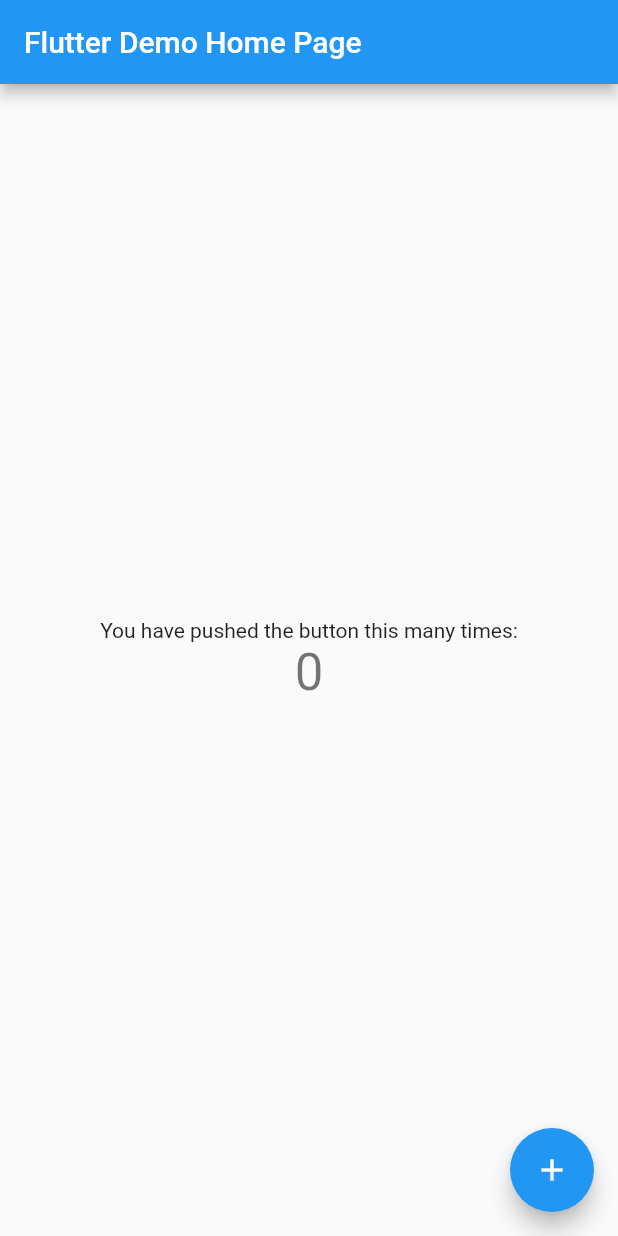
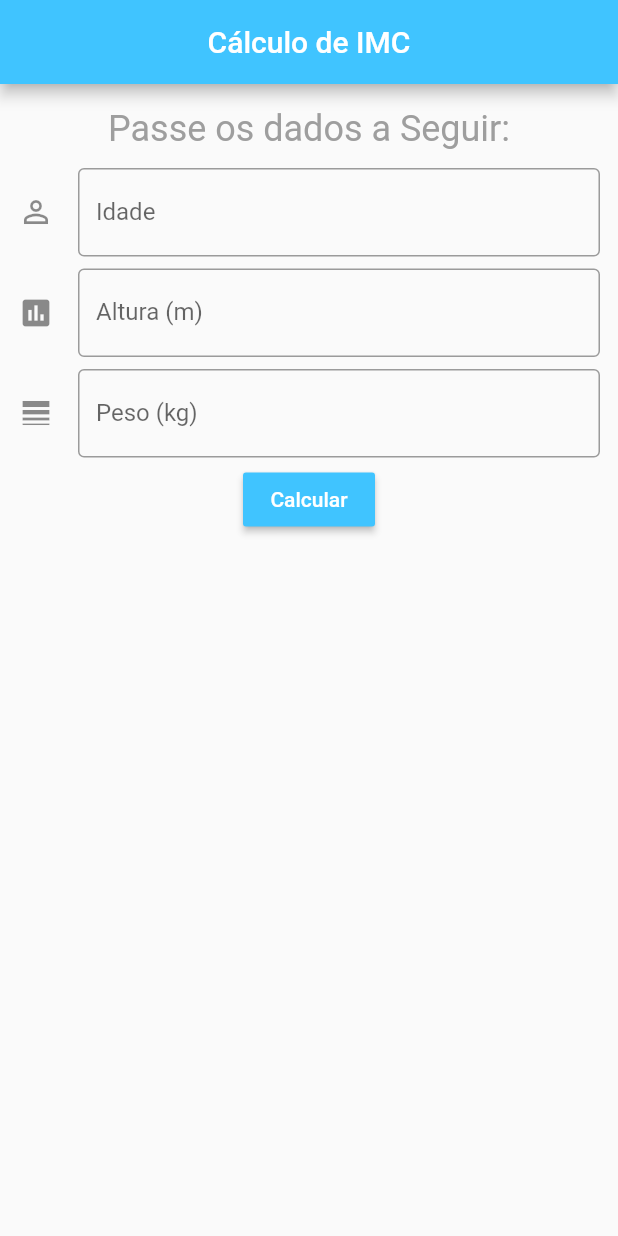
Before and after one commit to BernardoAR/CalculoIMC, a Flutter app: the screen it shows after launch, on a phone screen of 412 x 824 dp. Run offline on Flutter 3.47's test engine with Material 2 defaults, Android fonts, the phone set to English and light mode, and no system bars.

Commit message:
Criação visual da tela, com os inputs e os botões necessários.
Signed-off-by: BernardoAR <bernardo.roballo@aluno.iffar.edu.br>

```diff
--- a/lib/main.dart
+++ b/lib/main.dart
@@ -1,111 +1,8 @@
 import 'package:flutter/material.dart';
 
-void main() => runApp(MyApp());
+import 'ui/home.dart';
 
-class MyApp extends StatelessWidget {
-  // This widget is the root of your application.
-  @override
-  Widget build(BuildContext context) {
-    return MaterialApp(
-      title: 'Flutter Demo',
-      theme: ThemeData(
-        // This is the theme of your application.
-        //
-        // Try running your application with "flutter run". You'll see the
-        // application has a blue toolbar. Then, without quitting the app, try
-        // changing the primarySwatch below to Colors.green and then invoke
-        // "hot reload" (press "r" in the console where you ran "flutter run",
-        // or simply save your changes to "hot reload" in a Flutter IDE).
-        // Notice that the counter didn't reset back to zero; the application
-        // is not restarted.
-        primarySwatch: Colors.blue,
-      ),
-      home: MyHomePage(title: 'Flutter Demo Home Page'),
-    );
-  }
-}
-
-class MyHomePage extends StatefulWidget {
-  MyHomePage({Key key, this.title}) : super(key: key);
-
-  // This widget is the home page of your application. It is stateful, meaning
-  // that it has a State object (defined below) that contains fields that affect
-  // how it looks.
-
-  // This class is the configuration for the state. It holds the values (in this
-  // case the title) provided by the parent (in this case the App widget) and
-  // used by the build method of the State. Fields in a Widget subclass are
-  // always marked "final".
-
-  final String title;
-
-  @override
-  _MyHomePageState createState() => _MyHomePageState();
-}
-
-class _MyHomePageState extends State<MyHomePage> {
-  int _counter = 0;
-
-  void _incrementCounter() {
-    setState(() {
-      // This call to setState tells the Flutter framework that something has
-      // changed in this State, which causes it to rerun the build method below
-      // so that the display can reflect the updated values. If we changed
-      // _counter without calling setState(), then the build method would not be
-      // called again, and so nothing would appear to happen.
-      _counter++;
-    });
-  }
-
-  @override
-  Widget build(BuildContext context) {
-    // This method is rerun every time setState is called, for instance as done
-    // by the _incrementCounter method above.
-    //
-    // The Flutter framework has been optimized to make rerunning build methods
-    // fast, so that you can just rebuild anything that needs updating rather
-    // than having to individually change instances of widgets.
-    return Scaffold(
-      appBar: AppBar(
-        // Here we take the value from the MyHomePage object that was created by
-        // the App.build method, and use it to set our appbar title.
-        title: Text(widget.title),
-      ),
-      body: Center(
-        // Center is a layout widget. It takes a single child and positions it
-        // in the middle of the parent.
-        child: Column(
-          // Column is also a layout widget. It takes a list of children and
-          // arranges them vertically. By default, it sizes itself to fit its
-          // children horizontally, and tries to be as tall as its parent.
-          //
-          // Invoke "debug painting" (press "p" in the console, choose the
-          // "Toggle Debug Paint" action from the Flutter Inspector in Android
-          // Studio, or the "Toggle Debug Paint" command in Visual Studio Code)
-          // to see the wireframe for each widget.
-          //
-          // Column has various properties to control how it sizes itself and
-          // how it positions its children. Here we use mainAxisAlignment to
-          // center the children vertically; the main axis here is the vertical
-          // axis because Columns are vertical (the cross axis would be
-          // horizontal).
-          mainAxisAlignment: MainAxisAlignment.center,
-          children: <Widget>[
-            Text(
-              'You have pushed the button this many times:',
-            ),
-            Text(
-              '$_counter',
-              style: Theme.of(context).textTheme.display1,
-            ),
-          ],
-        ),
-      ),
-      floatingActionButton: FloatingActionButton(
-        onPressed: _incrementCounter,
-        tooltip: 'Increment',
-        child: Icon(Icons.add),
-      ), // This trailing comma makes auto-formatting nicer for build methods.
-    );
-  }
-}
+void main() => runApp(new MaterialApp(
+  title: 'Cálculo Peso IMC',
+  home: Home(),
+));
--- /dev/null
+++ b/lib/ui/home.dart
@@ -0,0 +1,80 @@
+import 'package:flutter/material.dart';
+
+class Home extends StatefulWidget {
+  @override
+  _HomeState createState() => _HomeState();
+}
+
+class _HomeState extends State<Home> {
+  @override
+  Widget build(BuildContext context) {
+    return Scaffold(
+        appBar: AppBar(
+          backgroundColor: Colors.lightBlueAccent,
+          title: Text('Cálculo de IMC'),
+          centerTitle: true,
+        ),
+        body: Container(
+            alignment: Alignment.topCenter,
+            child: ListView(
+              padding: const EdgeInsets.all(8.0),
+              children: <Widget>[
+                Container(
+                  child: Column(
+                    mainAxisAlignment: MainAxisAlignment.spaceBetween,
+                    children: <Widget>[
+                      Padding(
+                        padding: const EdgeInsets.all(8.0),
+                        child: Text(
+                          'Passe os dados a Seguir:',
+                          textAlign: TextAlign.center,
+                          style: TextStyle(fontSize: 24.0, color: Colors.grey),
+                        ),
+                      ),
+                      Padding(
+                        padding: const EdgeInsets.all(4.0),
+                        child: TextField(
+                            keyboardType: TextInputType.numberWithOptions(
+                                signed: true, decimal: false),
+                            decoration: InputDecoration(
+                                border: OutlineInputBorder(),
+                                labelText: 'Idade',
+                                icon: Icon(Icons.person_outline))),
+                      ),
+                      Padding(
+                        padding: const EdgeInsets.all(4.0),
+                        child: TextField(
+                            keyboardType: TextInputType.numberWithOptions(
+                                signed: false, decimal: true),
+                            decoration: InputDecoration(
+                                border: OutlineInputBorder(),
+                                labelText: 'Altura (m)',
+                                hintText: '1.80',
+                                icon: Icon(Icons.assessment))),
+                      ),
+                      Padding(
+                        padding: const EdgeInsets.all(4.0),
+                        child: TextField(
+                            keyboardType: TextInputType.numberWithOptions(
+                                signed: false, decimal: true),
+                            decoration: InputDecoration(
+                                border: OutlineInputBorder(),
+                                labelText: 'Peso (kg)',
+                                hintText: '50',
+                                icon: Icon(Icons.line_weight))),
+                      ),
+                      Center(
+                          child: RaisedButton(
+                        onPressed: () {},
+                        textColor: Colors.white,
+                        padding: const EdgeInsets.all(0.0),
+                        child: Text('Calcular'),
+                        color: Colors.lightBlueAccent,
+                      ))
+                    ],
+                  ),
+                ),
+              ],
+            )));
+  }
+}
```
